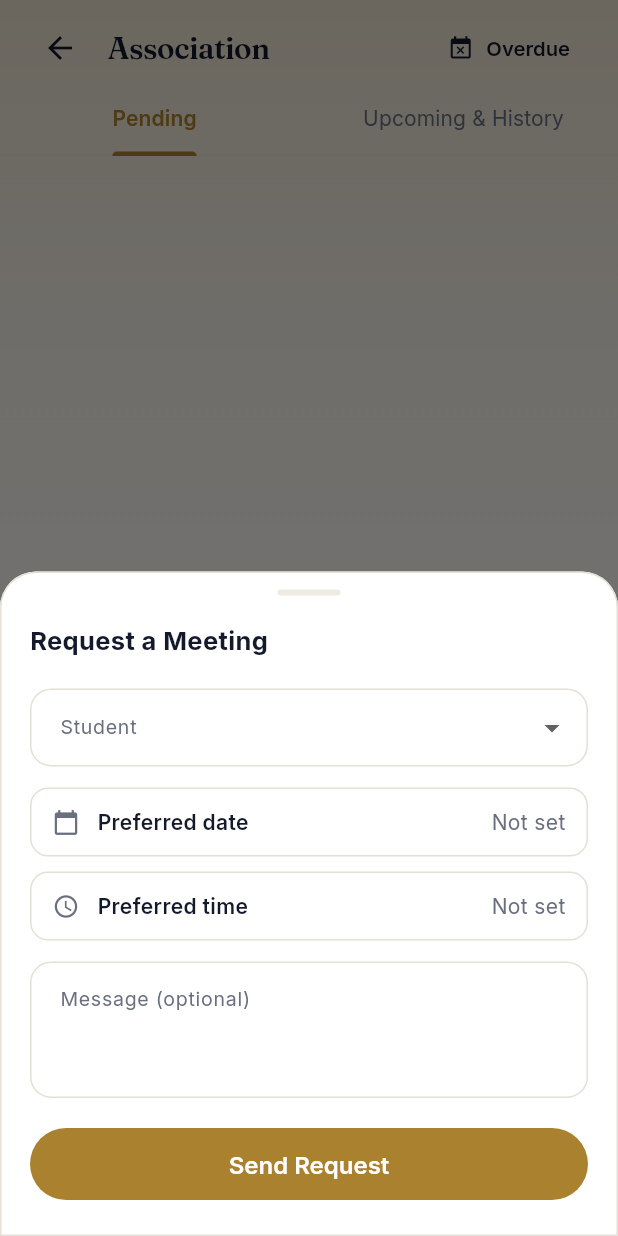
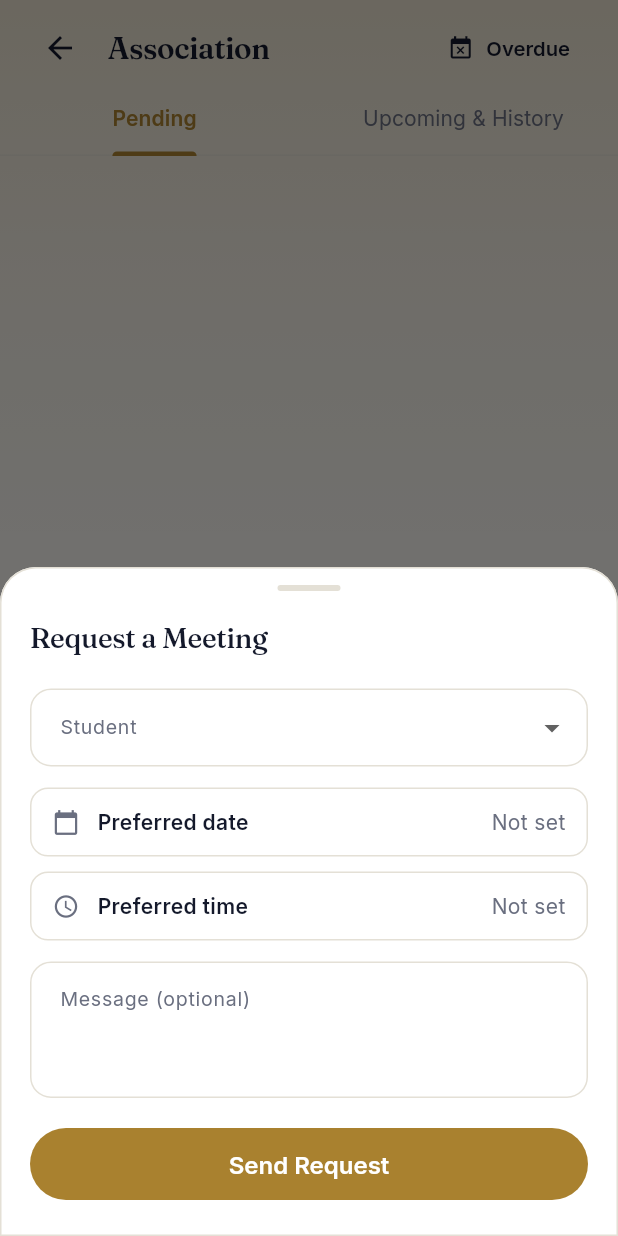
Before and after one commit to KaushalPawar14/Sadhana-App-for-Admin, a Flutter app: the AssociationManagerPage screen opened directly, after a tap on "New Meeting", on a phone screen of 412 x 824 dp. Run offline on Flutter 3.47's test engine with Material 3 defaults, Android fonts, the phone set to English and light mode, and no system bars; our stand-ins replace cloud_firestore, cloud_functions, firebase_auth, firebase_core, firebase_messaging, fl_chart and 7 more; accounts and stored records are empty.

Commit message:
Guide UI Master 2: sheet header/handle shared, dialogs and sheets sweep, residence sheet restyle

```diff
--- a/lib/Pages/AssociationManager.dart
+++ b/lib/Pages/AssociationManager.dart
@@ -17,6 +17,7 @@ import '../utils/GuideDb.dart';
 import '../widgets/GuideAppBar.dart';
 import '../widgets/GuideDialog.dart';
 import '../widgets/GuideWait.dart';
+import '../widgets/GuideSheet.dart';
 
 /// Association — meeting requests raised by students.
 ///
@@ -442,22 +443,7 @@ class _AssociationManagerPageState extends State<AssociationManagerPage>
                   mainAxisSize: MainAxisSize.min,
                   crossAxisAlignment: CrossAxisAlignment.start,
                   children: [
-                    Center(
-                      child: Container(
-                        width: 42,
-                        height: 4,
-                        decoration: BoxDecoration(
-                          color: context.g.chipBackground,
-                          borderRadius: BorderRadius.circular(4),
-                        ),
-                      ),
-                    ),
-                    const SizedBox(height: 18),
-                    const Text(
-                      "Request a Meeting",
-                      style:
-                          TextStyle(fontSize: 17, fontWeight: FontWeight.bold),
-                    ),
+                    GuideSheetHeader(title: "Request a Meeting"),
                     const SizedBox(height: 20),
 
                     DropdownButtonFormField<String>(
--- /dev/null
+++ b/lib/widgets/GuideSheet.dart
@@ -0,0 +1,49 @@
+import 'package:flutter/material.dart';
+
+import '../theme/GuideTheme.dart';
+
+/// Just the grab handle (for a sheet that lays out its own title).
+class GuideSheetHandle extends StatelessWidget {
+  const GuideSheetHandle({super.key});
+
+  @override
+  Widget build(BuildContext context) {
+    return Center(
+      child: Container(
+        width: 42,
+        height: 4,
+        decoration: BoxDecoration(
+          color: context.g.border,
+          borderRadius: BorderRadius.circular(4),
+        ),
+      ),
+    );
+  }
+}
+
+/// The top of every bottom sheet: the 42 x 4 grab handle, then a serif title (and an
+/// optional muted line under it). One definition instead of a hand-drawn handle and a
+/// bold title in each sheet.
+class GuideSheetHeader extends StatelessWidget {
+  const GuideSheetHeader({super.key, required this.title, this.subtitle});
+
+  final String title;
+  final String? subtitle;
+
+  @override
+  Widget build(BuildContext context) {
+    final t = context.gText;
+    return Column(
+      crossAxisAlignment: CrossAxisAlignment.start,
+      children: [
+        const GuideSheetHandle(),
+        const SizedBox(height: 18),
+        Text(title, style: t.sectionTitle),
+        if (subtitle != null) ...[
+          const SizedBox(height: 4),
+          Text(subtitle!, style: t.small),
+        ],
+      ],
+    );
+  }
+}
```
Also changed, not shown: lib/Home/FolkBoysWorkspace.dart (+3 -22 lines), lib/Pages/ExpeditionManager.dart (+2 -10 lines), lib/Pages/InteractionLogger.dart (+2 -18 lines), lib/Pages/LitAssessment.dart (+2 -18 lines), lib/Pages/ServiceBank.dart (+3 -23 lines), lib/Pages/StudentProfilePage.dart (+10 -8 lines), 1 other file.
